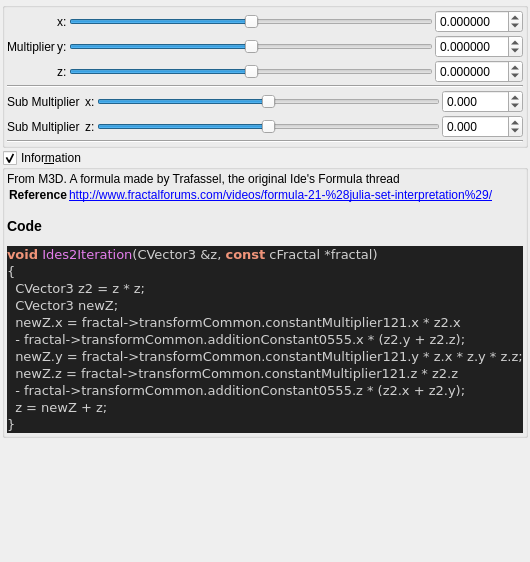
The window that mandelbulber2/qt_data/fractal_ides2.ui (buddhi1980/mandelbulber2) describes before a commit, drawn with Qt 5.
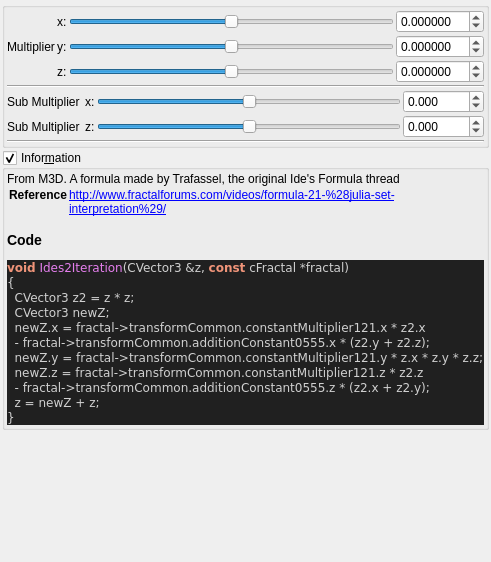
The same window after the commit. Custom widgets are drawn as their Qt base class.

```diff
--- a/mandelbulber2/qt_data/fractal_ides2.ui
+++ b/mandelbulber2/qt_data/fractal_ides2.ui
@@ -440,7 +440,7 @@
 &lt;title&gt;Source file&lt;/title&gt;
 &lt;/head&gt;
 &lt;body style=&quot;background-color:#202020&quot;&gt;
-&lt;pre style=&quot;color:#d0d0d0; background-color:#202020; font-size:10pt; font-family:'Courier New';&quot;&gt;&lt;span style=&quot;color:#f09479; font-weight:bold&quot;&gt;void&lt;/span&gt; &lt;span style=&quot;color:#e47eed&quot;&gt;Ides2Iteration&lt;/span&gt;&lt;span style=&quot;color:#d0d0d0&quot;&gt;(&lt;/span&gt;CVector3 &lt;span style=&quot;color:#d0d0d0&quot;&gt;&amp;amp;&lt;/span&gt;z&lt;span style=&quot;color:#d0d0d0&quot;&gt;,&lt;/span&gt; &lt;span style=&quot;color:#f09479; font-weight:bold&quot;&gt;const&lt;/span&gt; cFractal &lt;span style=&quot;color:#d0d0d0&quot;&gt;*&lt;/span&gt;fractal&lt;span style=&quot;color:#d0d0d0&quot;&gt;)&lt;/span&gt;
+&lt;pre style=&quot;color:#d0d0d0; background-color:#202020;  font-family:'Courier New';&quot;&gt;&lt;span style=&quot;color:#f09479; font-weight:bold&quot;&gt;void&lt;/span&gt; &lt;span style=&quot;color:#e47eed&quot;&gt;Ides2Iteration&lt;/span&gt;&lt;span style=&quot;color:#d0d0d0&quot;&gt;(&lt;/span&gt;CVector3 &lt;span style=&quot;color:#d0d0d0&quot;&gt;&amp;amp;&lt;/span&gt;z&lt;span style=&quot;color:#d0d0d0&quot;&gt;,&lt;/span&gt; &lt;span style=&quot;color:#f09479; font-weight:bold&quot;&gt;const&lt;/span&gt; cFractal &lt;span style=&quot;color:#d0d0d0&quot;&gt;*&lt;/span&gt;fractal&lt;span style=&quot;color:#d0d0d0&quot;&gt;)&lt;/span&gt;
 &lt;span style=&quot;color:#d0d0d0&quot;&gt;{&lt;/span&gt;
   CVector3 z2 &lt;span style=&quot;color:#d0d0d0&quot;&gt;=&lt;/span&gt; z &lt;span style=&quot;color:#d0d0d0&quot;&gt;*&lt;/span&gt; z&lt;span style=&quot;color:#d0d0d0&quot;&gt;;&lt;/span&gt;
   CVector3 newZ&lt;span style=&quot;color:#d0d0d0&quot;&gt;;&lt;/span&gt;
```
